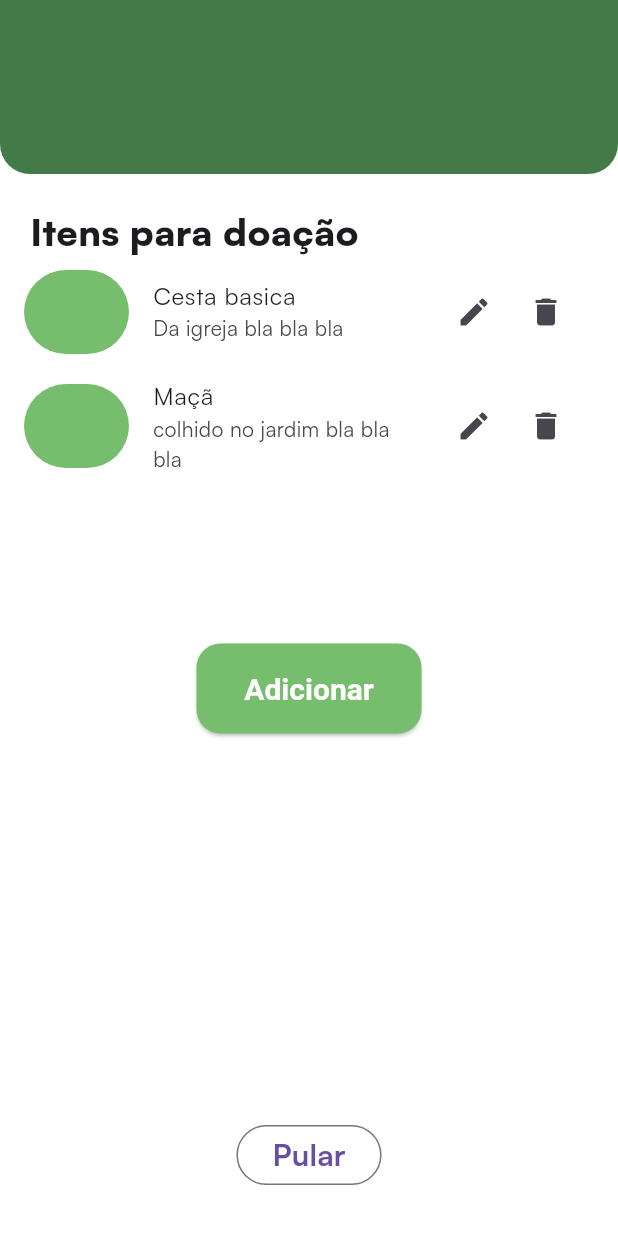
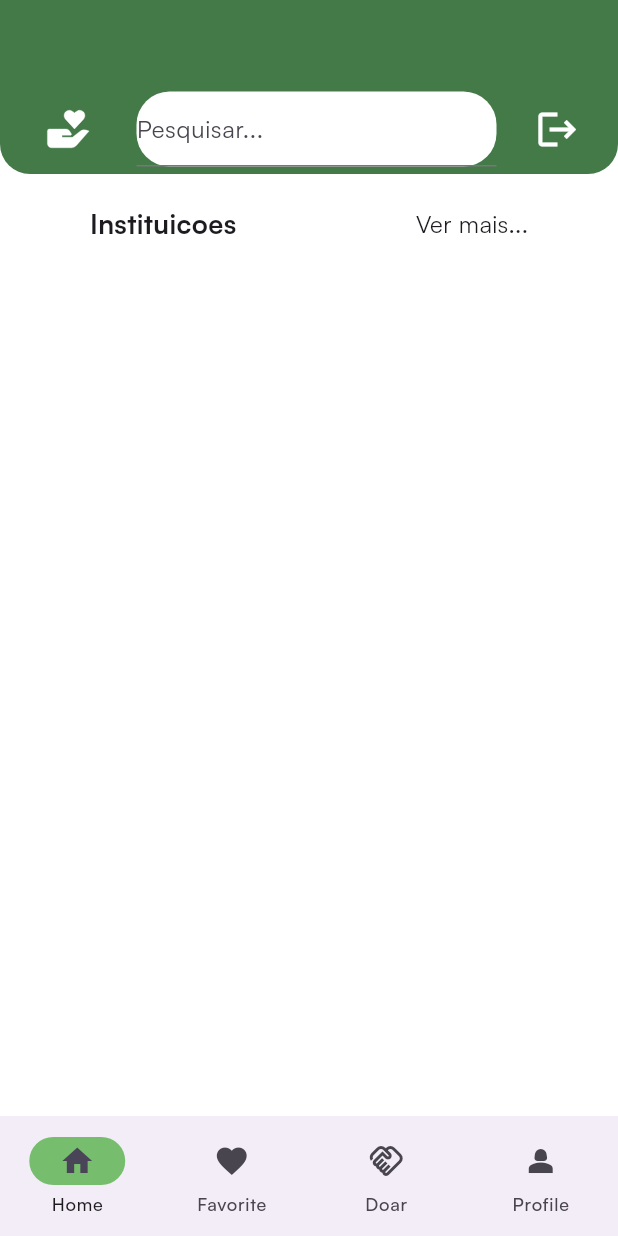
Before and after one commit to Aylton-Sitefane/donationapp, a Flutter app: the DonationIntro screen opened directly, after a tap on "Pular", on a phone screen of 412 x 824 dp. Run offline on Flutter 3.47's test engine with Material 3 defaults, Android fonts, the phone set to English and light mode, and no system bars; our stand-ins replace csc_picker, flutter_svg, shared_preferences; accounts and stored records are empty.

Commit message:
Add do navbar, home page view, favorite page view, donate page view, profile page view for donate only

```diff
--- /dev/null
+++ b/lib/views/homeclient/donate/donate_page_client_screen.dart
@@ -0,0 +1,10 @@
+import 'package:flutter/material.dart';
+
+class DonatePageClientScreen extends StatelessWidget {
+  const DonatePageClientScreen({super.key});
+
+  @override
+  Widget build(BuildContext context) {
+    return const Placeholder();
+  }
+}
--- /dev/null
+++ b/lib/views/homeclient/favorite/favorite_page_client_screen.dart
@@ -0,0 +1,10 @@
+import 'package:flutter/material.dart';
+
+class FavoritePageClientScreen extends StatelessWidget {
+  const FavoritePageClientScreen({super.key});
+
+  @override
+  Widget build(BuildContext context) {
+    return const Placeholder();
+  }
+}
--- /dev/null
+++ b/lib/views/homeclient/home/home_page_client_screen.dart
@@ -0,0 +1,75 @@
+import 'package:donationapp/core/config/assets/app_vectors.dart';
+import 'package:donationapp/core/config/theme/app-color.dart';
+import 'package:flutter/material.dart';
+import 'package:flutter_svg/flutter_svg.dart';
+
+class HomePageClientScreen extends StatelessWidget {
+  const HomePageClientScreen({super.key});
+
+  @override
+  Widget build(BuildContext context) {
+    return Scaffold(
+      appBar: AppBar(
+        automaticallyImplyLeading: false,
+      ),
+      body: Column(
+        crossAxisAlignment: CrossAxisAlignment.start,
+        children: [
+          Container(
+            height: 60,
+            width: double.infinity,
+            decoration: const BoxDecoration(
+              color: AppColor.appbarColor,
+              borderRadius: BorderRadius.only(
+                bottomLeft: Radius.circular(20),
+                bottomRight: Radius.circular(20),
+              ),
+            ),
+            child: Row(
+              mainAxisAlignment: MainAxisAlignment.spaceEvenly,
+              children: [
+                SvgPicture.asset(
+                  AppVectors.donateHeart,
+                  height: 40,
+                ),
+                Container(
+                  height: 50,
+                  width: 240,
+                  decoration: BoxDecoration(
+                    color: AppColor.lightBackground,
+                    borderRadius: BorderRadius.circular(22),
+                  ),
+                  child: const TextField(
+                    decoration: InputDecoration(labelText: 'Pesquisar...'),
+                  ),
+                ),
+                const Icon(
+                  Icons.logout,
+                  color: AppColor.lightBackground,
+                  size: 30,
+                ),
+              ],
+            ),
+          ),
+          const SizedBox(
+            height: 20,
+          ),
+          const Row(
+            mainAxisAlignment: MainAxisAlignment.spaceAround,
+            children: [
+              Text(
+                'Instituicoes',
+                style: TextStyle(fontSize: 18, fontWeight: FontWeight.w600),
+              ),
+              Text(
+                'Ver mais...',
+                style: TextStyle(fontSize: 16, fontWeight: FontWeight.w400),
+              ),
+            ],
+          ),
+
+        ],
+      ),
+    );
+  }
+  }
--- /dev/null
+++ b/lib/views/homeclient/home_client.dart
@@ -0,0 +1,49 @@
+import 'package:donationapp/core/config/assets/app_vectors.dart';
+import 'package:donationapp/core/config/theme/app-color.dart';
+import 'package:donationapp/views/homeclient/donate/donate_page_client_screen.dart';
+import 'package:donationapp/views/homeclient/favorite/favorite_page_client_screen.dart';
+import 'package:donationapp/views/homeclient/home/home_page_client_screen.dart';
+import 'package:donationapp/views/homeclient/profile/client_page_profile_screen.dart';
+import 'package:flutter/material.dart';
+import 'package:flutter_svg/flutter_svg.dart';
+
+
+class HomeClient extends StatefulWidget {
+  const HomeClient({super.key});
+
+  @override
+  State<HomeClient> createState() => _HomeClientState();
+}
+
+class _HomeClientState extends State<HomeClient> {
+  int currentIndex = 0;
+  @override
+  Widget build(BuildContext context) {
+
+    return Scaffold(
+
+      bottomNavigationBar: NavigationBar(
+        onDestinationSelected: (int index){
+          setState(() {
+            currentIndex = index;
+          });
+        },
+        selectedIndex: currentIndex,
+        indicatorColor: AppColor.primaryColor,
+        destinations:  const <Widget>[
+          NavigationDestination( selectedIcon: Icon(Icons.home_sharp),icon: Icon(Icons.home_sharp), label: 'Home'),
+          NavigationDestination( icon: Icon(Icons.favorite), label: 'Favorite'),
+          NavigationDestination( icon: Icon(Icons.handshake_outlined), label: 'Doar'),
+          NavigationDestination(icon: Icon(Icons.person_2), label: 'Profile'),
+
+        ],
+      ),
+      body: <Widget>[
+        const HomePageClientScreen(),
+        const FavoritePageClientScreen(),
+        const DonatePageClientScreen(),
+        const ClientPageProfileScreen(),
+      ][currentIndex],
+    );
+  }
+}
--- /dev/null
+++ b/lib/views/homeclient/profile/client_page_profile_screen.dart
@@ -0,0 +1,10 @@
+import 'package:flutter/material.dart';
+
+class ClientPageProfileScreen extends StatelessWidget {
+  const ClientPageProfileScreen({super.key});
+
+  @override
+  Widget build(BuildContext context) {
+    return const Placeholder();
+  }
+}
--- a/lib/views/intro/login/login_screen.dart
+++ b/lib/views/intro/login/login_screen.dart
@@ -1,4 +1,5 @@
 import 'package:donationapp/core/config/assets/app_vectors.dart';
+import 'package:donationapp/views/homeclient/home_client.dart';
 import 'package:donationapp/views/intro/register/register_screen.dart';
 import 'package:donationapp/views/widgets/costum_button.dart';
 import 'package:flutter/material.dart';
@@ -72,7 +73,9 @@ class LoginScreen extends StatelessWidget {
             ),
             Padding(
               padding: const EdgeInsets.only(left: 60.0, right: 60),
-              child: CostumButton(title: 'Entrar', onPressed: () {},
+              child: CostumButton(title: 'Entrar', onPressed: () {
+                Navigator.push(context, MaterialPageRoute(builder: (context) => const HomeClient(),),);
+              },
               height: 60,),
             ),
             const SizedBox(
--- a/lib/views/profile/donationmanage/donation_intro.dart
+++ b/lib/views/profile/donationmanage/donation_intro.dart
@@ -1,5 +1,6 @@
 import 'package:donationapp/core/config/constants.dart';
 import 'package:donationapp/core/config/theme/app-color.dart';
+import 'package:donationapp/views/homeclient/home_client.dart';
 import 'package:donationapp/views/profile/product/add_product_screen.dart';
 import 'package:donationapp/views/widgets/costum_button.dart';
 import 'package:flutter/material.dart';
@@ -10,7 +11,7 @@ class DonationIntro extends StatelessWidget {
   @override
   Widget build(BuildContext context) {
     List<Items> itemData = Items.items;
-    return Scaffold(
+    return  Scaffold(
       appBar: AppBar(
         automaticallyImplyLeading: false,
       ),
@@ -93,7 +94,9 @@ class DonationIntro extends StatelessWidget {
             child: Padding(
               padding: const EdgeInsets.only(left: 88.0, right: 88),
               child: OutlinedButton(
-                onPressed: () {},
+                onPressed: () {
+                  Navigator.push(context, MaterialPageRoute(builder: (context) => const HomeClient(),),);
+                },
                 child: Text(
                   'Pular',
                   style: TextStyle(fontSize: 20, fontWeight: FontWeight.w600),
```
